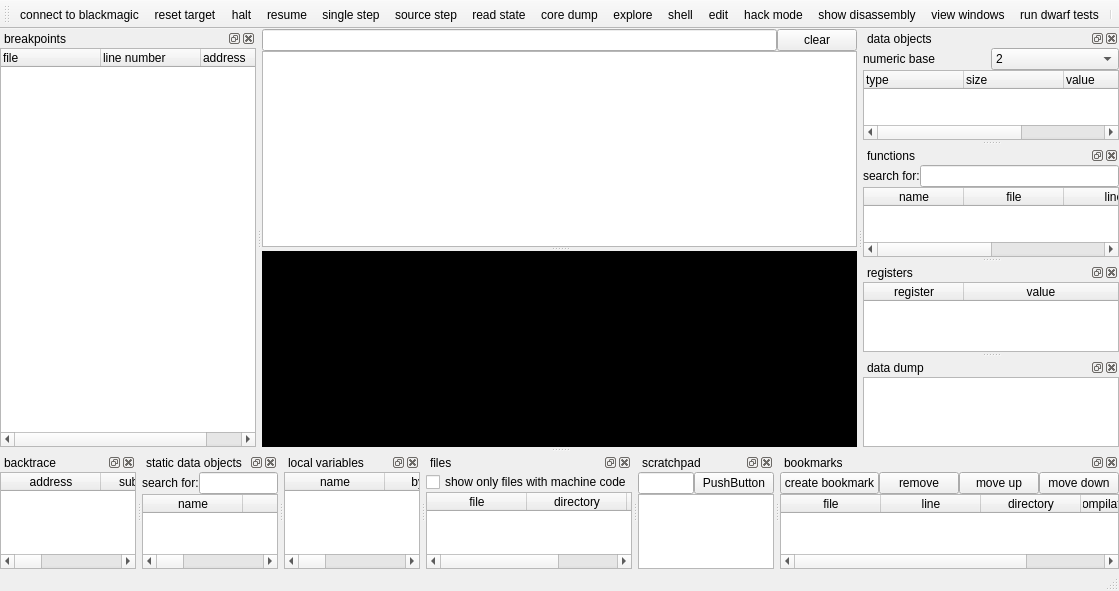
Before: the Qt Designer form mainwindow.ui in stoyan-shopov/troll, drawn with Qt 5.
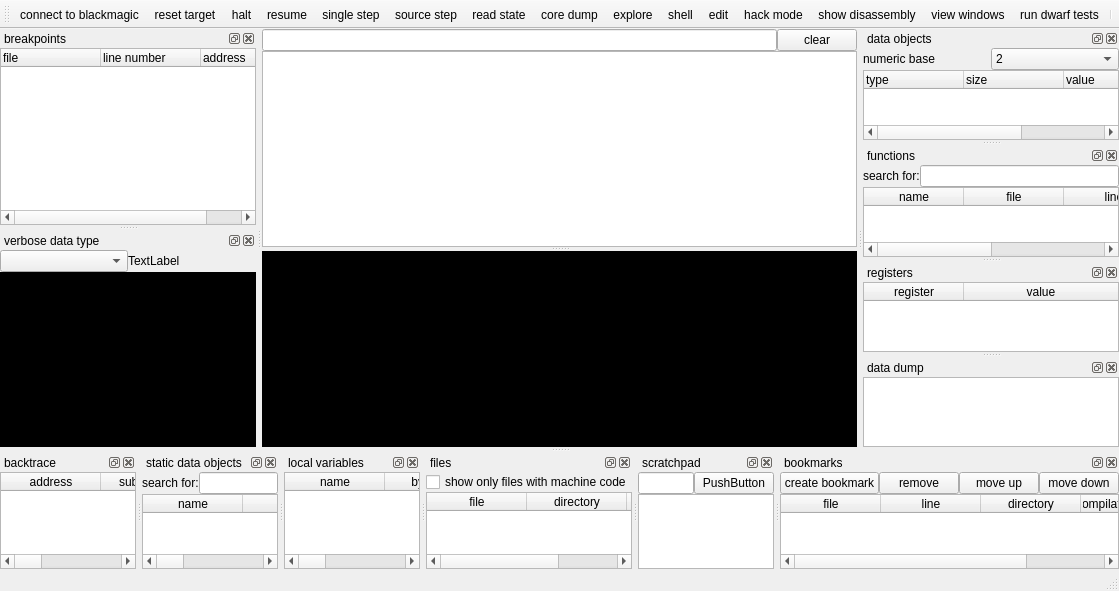
After: the same form once the commit is applied.

Commit message: improve verbose data type printing

Diff of the .ui file:
```diff
--- a/mainwindow.ui
+++ b/mainwindow.ui
@@ -871,6 +871,58 @@
     </layout>
    </widget>
   </widget>
+  <widget class="QDockWidget" name="dockWidgetVerboseDataType">
+   <property name="windowTitle">
+    <string>verbose data type</string>
+   </property>
+   <attribute name="dockWidgetArea">
+    <number>1</number>
+   </attribute>
+   <widget class="QWidget" name="dockWidgetContents_12">
+    <layout class="QVBoxLayout" name="verticalLayout_13">
+     <property name="spacing">
+      <number>0</number>
+     </property>
+     <property name="leftMargin">
+      <number>0</number>
+     </property>
+     <property name="topMargin">
+      <number>0</number>
+     </property>
+     <property name="rightMargin">
+      <number>0</number>
+     </property>
+     <property name="bottomMargin">
+      <number>0</number>
+     </property>
+     <item>
+      <layout class="QHBoxLayout" name="horizontalLayout_7">
+       <property name="spacing">
+        <number>0</number>
+       </property>
+       <item>
+        <widget class="QComboBox" name="comboBox"/>
+       </item>
+       <item>
+        <widget class="QLabel" name="label_4">
+         <property name="text">
+          <string>TextLabel</string>
+         </property>
+        </widget>
+       </item>
+      </layout>
+     </item>
+     <item>
+      <widget class="QPlainTextEdit" name="plainTextEditVerboseDataType">
+       <property name="styleSheet">
+        <string notr="true">color: rgb(255, 255, 255);
+background-color: rgb(0, 0, 0);</string>
+       </property>
+      </widget>
+     </item>
+    </layout>
+   </widget>
+  </widget>
   <action name="actionBlackstrikeConnect">
    <property name="text">
     <string>connect to blackmagic</string>
```
The commit also changes 4 other files.
